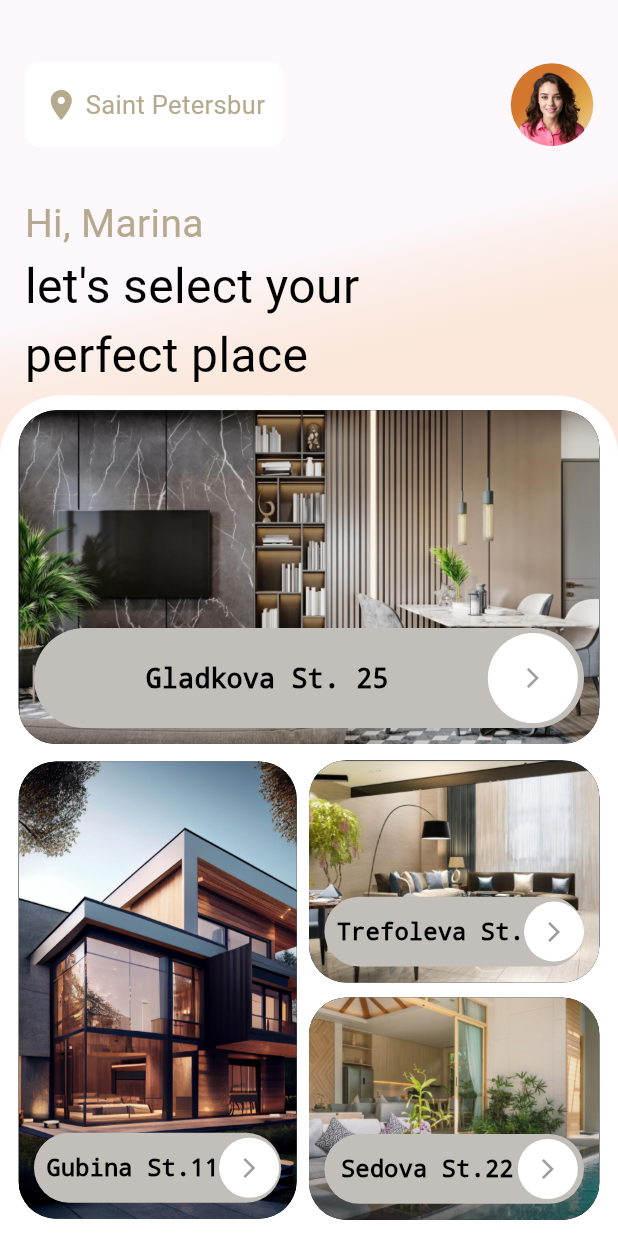
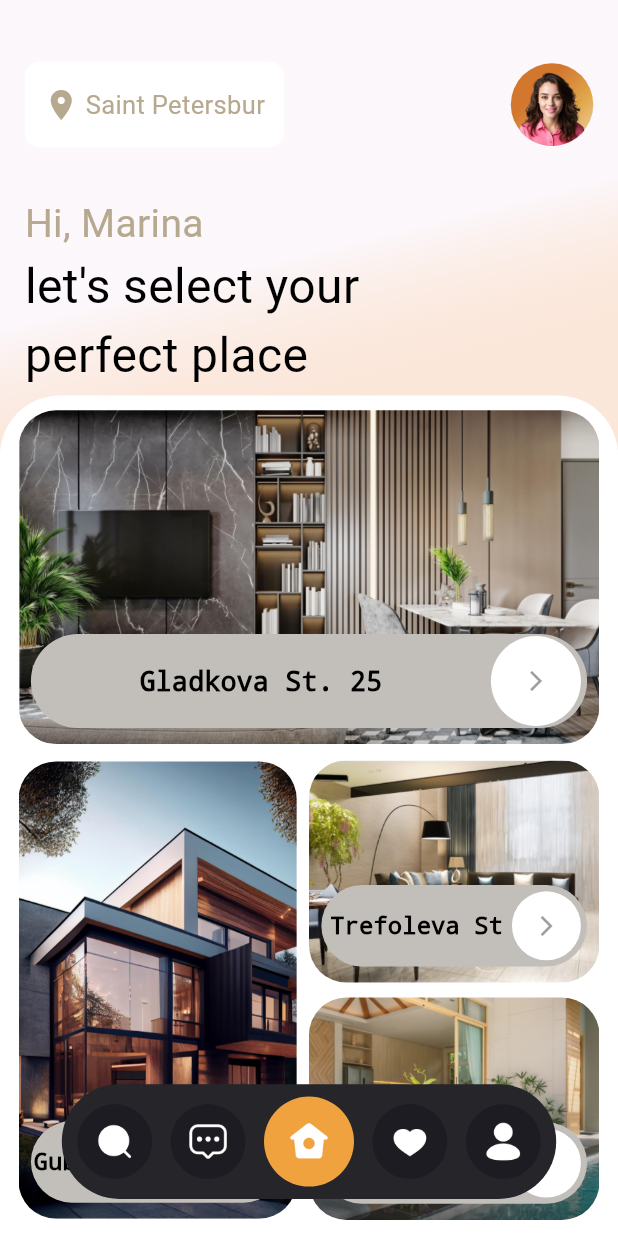
Before and after one commit to Sixtus6/real-estate-app, a Flutter app: the screen it shows after launch, on a phone screen of 412 x 824 dp. Run offline on Flutter 3.47's test engine with Material 3 defaults, Android fonts, the phone set to English and light mode, and no system bars; drawn by our look-alikes of countup; our stand-ins replace stacked, stacked_services, stacked_shared; Roboto replaces fonts that are missing (Avenir).

Commit message:
completed the  fifth  animation

```diff
--- a/lib/ui/common/app_strings.dart
+++ b/lib/ui/common/app_strings.dart
@@ -1,7 +1,7 @@
 class AppString {
   static const String ksHomeBottomSheetTitle = 'Build Great Apps!';
   static const String house = 'Gladkova St. 25';
-  static const String house1 = 'Trefoleva St.';
+  static const String house1 = 'Trefoleva St';
   static const String house2 = 'Sedova St.22';
   static const String house3 = 'Gubina St.11';
 }
--- a/lib/ui/views/home/home_view.dart
+++ b/lib/ui/views/home/home_view.dart
@@ -33,7 +33,7 @@ class HomeView extends StackedView<HomeViewModel> {
         stackedBottomSheet(
           model: viewModel,
         ),
-        //customNavBar(context, viewModel)
+        customNavBar(context, viewModel)
       ],
     );
   }
@@ -51,7 +51,9 @@ class HomeView extends StackedView<HomeViewModel> {
 customNavBar(BuildContext context, HomeViewModel model) {
   return Align(
     alignment: Alignment.bottomCenter,
-    child: Container(
+    child: AnimatedContainer(
+      duration: const Duration(seconds: 3),
+      curve: Curves.ease,
       margin: EdgeInsets.symmetric(
           horizontal: context.widthPercent(10),
           vertical: context.heightPercent(3)),
@@ -290,37 +292,44 @@ class stackedBottomSheet extends StatelessWidget {
         child: SingleChildScrollView(
           child: Column(
             children: [
-              const PropertyCardWidget(
+              PropertyCardWidget(
                 imagePath: AppImage.house2,
                 address: AppString.house,
                 height: 27,
-                  width: double.infinity),
+                width: double.infinity,
+                model: model,
+              ),
               verticalSpace(1.3, context),
               Row(
                 children: [
-                  const Column(
+                  Column(
                     children: [
                       PropertyCardWidget(
                         imagePath: AppImage.house3,
                         address: AppString.house3,
                         height: 37,
-                          width: 45),
+                        width: 45,
+                        model: model,
+                      ),
                     ],
                   ),
                   Container().expand(),
                   Column(
                     children: [
-                      const PropertyCardWidget(
+                      PropertyCardWidget(
+                          model: model,
                           imagePath: AppImage.house,
                           address: AppString.house1,
                           height: 18,
                           width: 47),
                       verticalSpace(1.2, context),
-                      const PropertyCardWidget(
+                      PropertyCardWidget(
                         imagePath: AppImage.house1,
                         address: AppString.house2,
                         height: 18,
-                          width: 47),
+                        width: 47,
+                        model: model,
+                      ),
                     ],
                   )
                 ],
--- a/lib/ui/views/home/home_viewmodel.dart
+++ b/lib/ui/views/home/home_viewmodel.dart
@@ -10,6 +10,8 @@ class HomeViewModel extends BaseViewModel {
   bool triggerAppbar = false;
   bool showAppbarChildren = false;
   bool showButtomSheet = false;
+  bool showPropertyScroller = false;
+  bool showNavbar = false;
 
   List navIcons = <String>[
     AppImage.search,
@@ -28,6 +30,14 @@ class HomeViewModel extends BaseViewModel {
     });
     Timer(Duration(milliseconds: 1800), () {
       showButtomSheet = triggerAppbar;
+      rebuildUi();
+    });
+    Timer(Duration(milliseconds: 2000), () {
+      showPropertyScroller = triggerAppbar;
+      rebuildUi();
+    });
+    Timer(Duration(milliseconds: 2500), () {
+      showNavbar = triggerAppbar;
       rebuildUi();
     });
     rebuildUi();
--- a/lib/ui/widgets/card.dart
+++ b/lib/ui/widgets/card.dart
@@ -1,6 +1,7 @@
 import 'package:animation_app/ui/common/app_colors.dart';
 import 'package:animation_app/ui/extension/media_query.dart';
 import 'package:animation_app/ui/extension/widget_extention.dart';
+import 'package:animation_app/ui/views/home/home_viewmodel.dart';
 import 'package:flutter/material.dart';
 
 class PropertyCardWidget extends StatelessWidget {
@@ -9,12 +10,14 @@ class PropertyCardWidget extends StatelessWidget {
       required this.imagePath,
       required this.address,
       required this.height,
-      required this.width})
+      required this.width,
+      required this.model})
       : super(key: key);
   final String imagePath;
   final String address;
   final double height;
   final double width;
+  final HomeViewModel model;
 
   @override
   Widget build(BuildContext context) {
@@ -22,7 +25,7 @@ class PropertyCardWidget extends StatelessWidget {
       width: context.widthPercent(width),
       height: context.heightPercent(height),
       decoration: BoxDecoration(
-        color: Colors.black,
+        /// color: Colors.red,
         borderRadius: BorderRadius.circular(25),
         image: DecorationImage(
           image: AssetImage(imagePath),
@@ -33,9 +36,17 @@ class PropertyCardWidget extends StatelessWidget {
         children: [
           Align(
             alignment: Alignment.bottomLeft,
-            child: Container(
+            child: AnimatedContainer(
+                width:
+                    model.showPropertyScroller ? context.widthPercent(90) : 0,
+                height: height == 27
+                    ? context.heightPercent(7.6)
+                    : context.heightPercent(6.6),
+                // height:
+                //     model.showPropertyScroller ? context.heightPercent(7) : 0,
+                duration: Duration(milliseconds: 700),
                 margin: EdgeInsets.symmetric(
-                  horizontal: context.widthPercent(2.5),
+                    horizontal: context.widthPercent(2),
                     vertical: context.heightPercent(1.3)),
                 decoration: BoxDecoration(
                   color: Appcolor.linearWhitecolor,
@@ -51,12 +62,13 @@ class PropertyCardWidget extends StatelessWidget {
                   borderRadius: BorderRadius.circular(40),
                 ),
                 child: Row(
-                mainAxisAlignment: MainAxisAlignment.spaceBetween,
+                  //  mainAxisAlignment: MainAxisAlignment.spaceBetween,
                   children: [
-                  SizedBox(
-                    width: context.widthPercent(1),
-                  ),
-                  Text(
+                    if (model.showPropertyScroller) Container().expand(),
+                    AnimatedOpacity(
+                      opacity: model.showPropertyScroller ? 1.0 : 0.0,
+                      duration: const Duration(seconds: 1),
+                      child: Text(
                         address,
                         style: TextStyle(
                           color: Colors.black,
@@ -65,23 +77,29 @@ class PropertyCardWidget extends StatelessWidget {
                           decoration: TextDecoration.none,
                         ),
                       ),
+                    ),
+                    if (model.showPropertyScroller) Container().expand(),
                     CircleAvatar(
-                    radius: height == 27 ? 30 : 20,
+                      radius: height == 27 ? 30 : 23,
                       backgroundColor: Appcolor.white,
                       child: const Icon(
                         Icons.arrow_forward_ios,
                         size: 16,
                         color: Colors.grey,
                       ),
-                  ),
+                    ).paddingRight(context.heightPercent(0.5)),
                   ],
-              ).paddingSymmetric(
-                  horizontal: context.widthPercent(1),
-                  vertical: context.heightPercent(0.4)),
-            ),
+                )),
           ),
         ],
       ),
     );
   }
 }
+
+
+   /// width: model.showPropertyScroller ? context.widthPercent(90) : 0,
+   ///
+  //  / //.paddingSymmetric(
+  //                 horizontal: context.widthPercent(1),
+  //                 vertical: context.heightPercent(0.4)),
```
Lines whose indentation alone changed are shown as unchanged.
